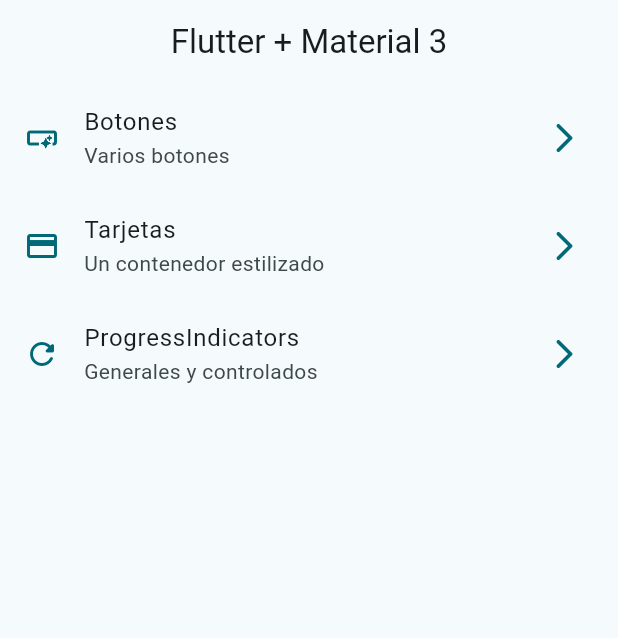
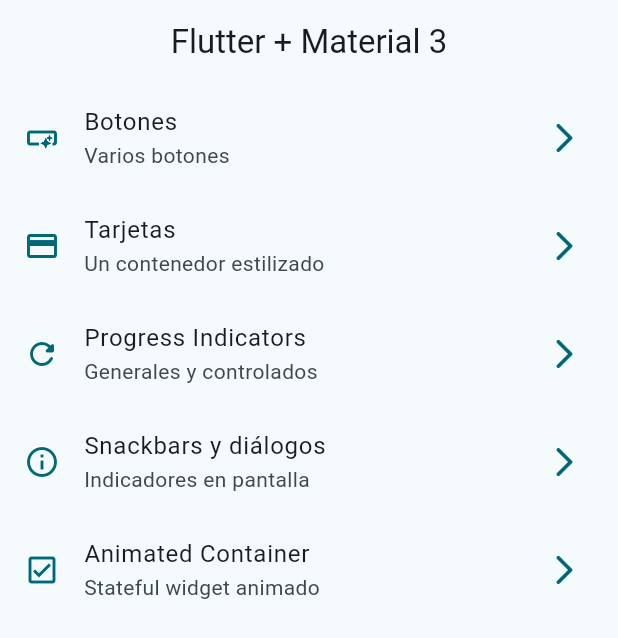
Before and after one commit to DouglasPapu/widgets_app, a Flutter app: the screen it shows after launch, on a phone screen of 412 x 824 dp. Shown: the top 638 px of the screen. Run offline on Flutter 3.47's test engine with Material 3 defaults, Android fonts, the phone set to English and light mode, and no system bars; our stand-ins replace go_router.

Commit message:
animated container finished

```diff
--- a/lib/config/routers/app_router.dart
+++ b/lib/config/routers/app_router.dart
@@ -24,5 +24,15 @@ final appRouter = GoRouter(
       name: ProgressScreen.name,
       builder: (context, state) => ProgressScreen(),
     ),
+    GoRoute(
+      path: '/snackbars',
+      name: SnackbarScreen.name,
+      builder: (context, state) => SnackbarScreen(),
+    ),
+    GoRoute(
+      path: '/animated',
+      name: AnimatedScreen.name,
+      builder: (context, state) => AnimatedScreen(),
+    ),
   ],
 );
--- a/lib/config/theme/menu/menu_items.dart
+++ b/lib/config/theme/menu/menu_items.dart
@@ -31,10 +31,22 @@ const appMenuItems = <MenuItem>[
     icon: Icons.credit_card_outlined
   ),
   MenuItem(
-    title: 'ProgressIndicators',
+    title: 'Progress Indicators',
     subtitle: 'Generales y controlados',
     link: '/progress',
     icon: Icons.refresh_rounded
   ),
+  MenuItem(
+    title: 'Snackbars y diálogos',
+    subtitle: 'Indicadores en pantalla',
+    link: '/snackbars',
+    icon: Icons.info_outline
+  ),
+  MenuItem(
+    title: 'Animated Container',
+    subtitle: 'Stateful widget animado',
+    link: '/animated',
+    icon: Icons.check_box_outlined
+  ),
 
 ];
```
Also changed, not shown: lib/presentation/screens/animated/animated_screen.dart (+56 -2 lines), lib/presentation/screens/snackbar/snackbar_screen.dart (+69 -1 lines).
